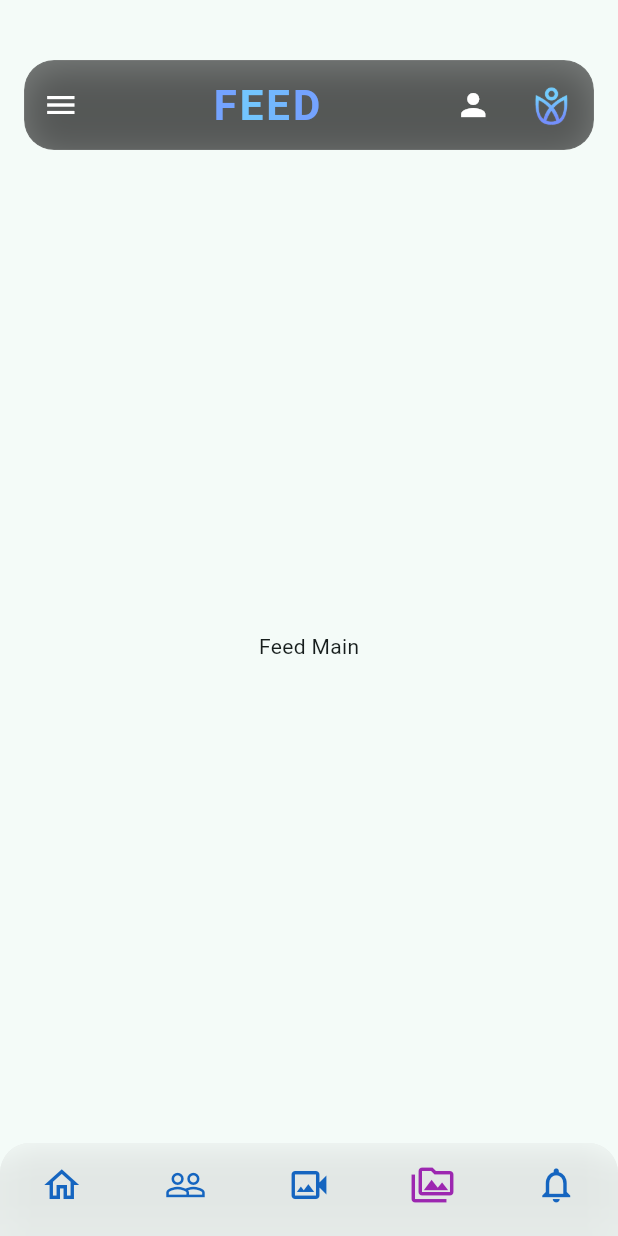
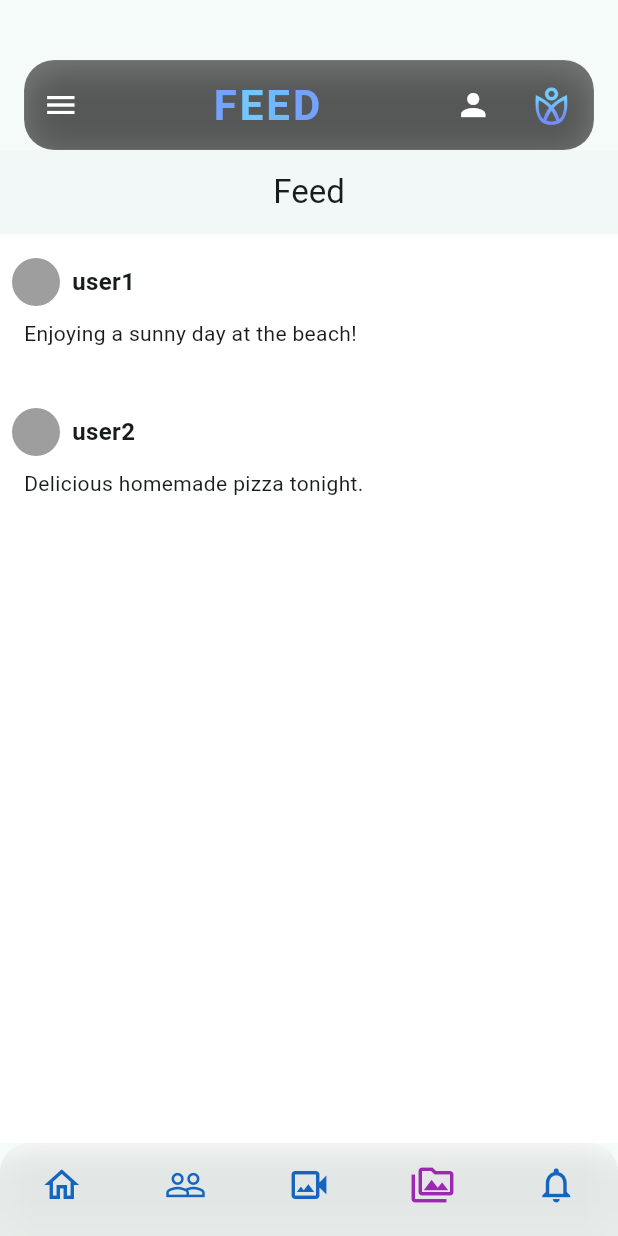
Before and after one commit to IshanD101/EYEDRA_UI_V2, a Flutter app: the screen it shows after launch, item 4 of the bottom bar chosen, on a phone screen of 412 x 824 dp. Run offline on Flutter 3.47's test engine with Material 3 defaults, Android fonts, the phone set to English and light mode, and no system bars; our stand-ins replace intl_phone_field; missing offline and left inert: model_viewer_plus; network calls fail.

Commit message:
Add basic feed structure and post model integration

```diff
--- a/lib/screens/feed/feed_main.dart
+++ b/lib/screens/feed/feed_main.dart
@@ -1,3 +1,4 @@
+import 'package:eyedra_ui_v2/models/post_model.dart';
 import 'package:flutter/material.dart';
 
 class FeedMain extends StatefulWidget {
@@ -8,11 +9,75 @@ class FeedMain extends StatefulWidget {
 }
 
 class _FeedState extends State<FeedMain> {
+  // Dummy data list (replace with DB fetch later)
+  final List<Post> _posts = [
+    Post(
+      username: "user1",
+      content: "Enjoying a sunny day at the beach!",
+      imageUrl: "https://picsum.photos/500/300?random=1",
+      likes: 120,
+      comments: 15,
+      shares: 5,
+    ),
+    Post(
+      username: "user2",
+      content: "Delicious homemade pizza tonight.",
+      imageUrl: "https://picsum.photos/500/300?random=2",
+      likes: 85,
+      dislikes: 3,
+      comments: 10,
+      shares: 2,
+    ),
+  ];
+
   @override
   Widget build(BuildContext context) {
     return Scaffold(
-      body: const Center(
-        child: Text('Feed Main'),
+      backgroundColor: Colors.white,
+      appBar: AppBar(
+        title: const Text('Feed'),
+        backgroundColor: Colors.white,
+        elevation: 1,
+        centerTitle: true,
+      ),
+      body: ListView.builder(
+        itemCount: _posts.length,
+        itemBuilder: (context, index) {
+          final post = _posts[index];
+          return Card(
+            color: Colors.white,
+            elevation: 0,
+            margin: const EdgeInsets.symmetric(vertical: 8.0),
+            child: Column(
+              crossAxisAlignment: CrossAxisAlignment.start,
+              children: [
+                Padding(
+                  padding: const EdgeInsets.all(8.0),
+                  child: Row(
+                    children: [
+                      const CircleAvatar(
+                        radius: 16,
+                        backgroundColor: Colors.grey,
+                      ),
+                      const SizedBox(width: 8),
+                      Text(
+                        post.username,
+                        style: const TextStyle(
+                          fontWeight: FontWeight.bold,
+                          fontSize: 16,
+                        ),
+                      ),
+                    ],
+                  ),
+                ),
+                Padding(
+                  padding: const EdgeInsets.fromLTRB(16.0, 0, 16.0, 16.0),
+                  child: Text(post.content),
+                ),
+              ],
+            ),
+          );
+        },
       ),
     );
   }
```
Also changed, not shown: 1 other file.
